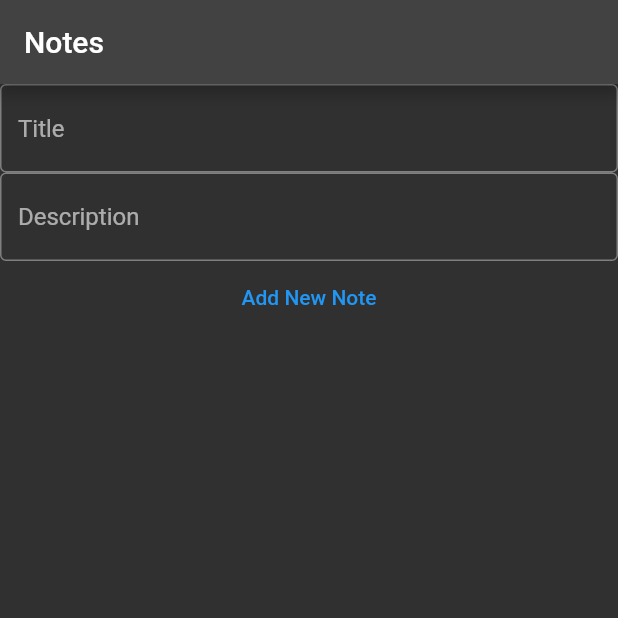
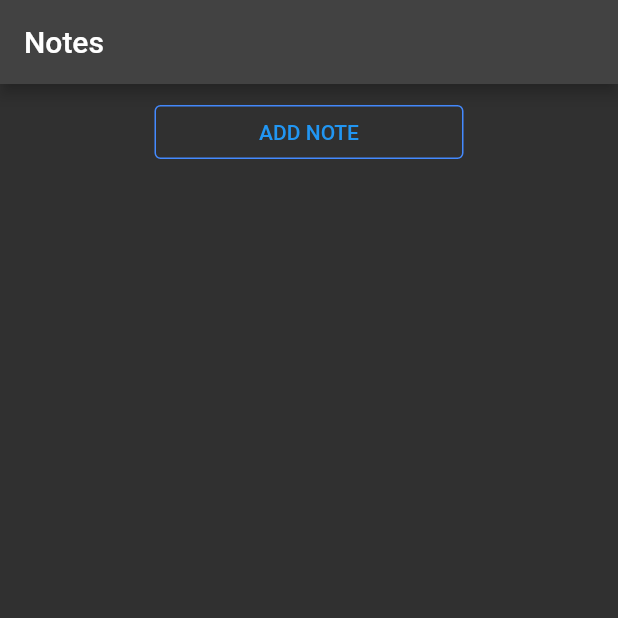
Before and after one commit to EmanuelFeij/todolistRiverpod2, a Flutter app: the screen it shows after launch, on a phone screen of 412 x 824 dp, the top half of it. Run offline on Flutter 3.47's test engine with Material 2 defaults, Android fonts, the phone set to English and light mode, and no system bars; our stand-ins replace hooks_riverpod.

Commit message:
Some styling and code cleaning TO DO

```diff
--- a/lib/extensions/extensions.dart
+++ /dev/null
@@ -1 +0,0 @@
-extension StringEmptyOrNot on String {}
--- a/lib/main.dart
+++ b/lib/main.dart
@@ -4,6 +4,8 @@ import 'package:todolist/models/note.dart';
 import 'package:todolist/state/note_state_notifier.dart';
 import 'package:todolist/widgets/my_form.dart';
 import 'package:todolist/widgets/note_widget.dart';
+
+import 'widgets/new_note_dialog.dart';
 
 void main() => runApp(const ProviderScope(child: MyApp()));
 
@@ -25,30 +27,56 @@ class HomePage extends ConsumerWidget {
   const HomePage({super.key});
   @override
   Widget build(BuildContext context, WidgetRef ref) {
-    return Scaffold(
-      appBar: AppBar(
-        title: Text("Notes"),
-      ),
-      body: Column(
-        children: [
-          Consumer(
+    final width = MediaQuery.of(context).size.width;
+    final height = MediaQuery.of(context).size.height;
+
+    var outlinedButton = Padding(
+      padding: const EdgeInsets.all(8.0),
+      child: SizedBox(
+        width: width * 0.5,
+        child: OutlinedButton(
+          style: OutlinedButton.styleFrom(
+              side: const BorderSide(color: Colors.blueAccent)),
+          onPressed: () => showDialog(
+            context: context,
+            builder: (_) {
+              return Consumer(
                 builder: (BuildContext context, WidgetRef ref, Widget? child) {
                   final notesAdder = ref.read(notesProvider.notifier).addNote;
                   return MyCustomForm(onSubmit: notesAdder);
                 },
+              );
+            },
           ),
-          Consumer(
-              builder: (BuildContext context, WidgetRef ref, Widget? child) {
+          child: const Text('ADD NOTE'),
+        ),
+      ),
+    );
+
+    var listConsumer =
+        Consumer(builder: (BuildContext context, WidgetRef ref, Widget? child) {
       final notes = ref.watch(notesProvider);
       return Expanded(
           child: ListView.builder(
               itemCount: notes.length,
               itemBuilder: (BuildContext context, int index) {
-                      return NoteWidget(
+                return Container(
+                  decoration: BoxDecoration(),
+                  child: NoteWidget(
                     note: notes[index],
+                  ),
                 );
               }));
-          }),
+    });
+
+    return Scaffold(
+      appBar: AppBar(
+        title: const Text("Notes"),
+      ),
+      body: Column(
+        children: [
+          outlinedButton,
+          listConsumer,
         ],
       ),
     );
--- a/lib/widgets/my_form.dart
+++ b/lib/widgets/my_form.dart
@@ -12,6 +12,9 @@ class _MyCustomFormState extends State<MyCustomForm> {
   final titleController = TextEditingController();
   final descriptionController = TextEditingController();
 
+  bool controllersNotEmpty() =>
+      titleController.text.isNotEmpty && descriptionController.text.isNotEmpty;
+
   @override
   void dispose() {
     titleController.dispose();
@@ -21,33 +24,63 @@ class _MyCustomFormState extends State<MyCustomForm> {
 
   @override
   Widget build(BuildContext context) {
-    final textTitle = TextField(
-      decoration: const InputDecoration(
-        border: OutlineInputBorder(),
-        hintText: "Title",
+    final textTitle = Padding(
+      padding: const EdgeInsets.only(top: 8.0, bottom: 8.0),
+      child: TextField(
+        decoration: decoration("Title"),
+        controller: titleController,
       ),
-      controller: titleController,
     );
-    final textDescription = TextField(
-        decoration: const InputDecoration(
-          border: OutlineInputBorder(),
-          hintText: "Description",
-        ),
-        controller: descriptionController);
 
-    final textButton = TextButton(
+    final textDescription = Padding(
+      padding: const EdgeInsets.only(top: 8.0, bottom: 8.0),
+      child: TextField(
+        decoration: decoration("Description"),
+        controller: descriptionController,
+      ),
+    );
+
+    final addButton = TextButton(
       onPressed: () {
-        if (titleController.text.isNotEmpty &&
-            descriptionController.text.isNotEmpty) {
+        if (controllersNotEmpty()) {
           widget.onSubmit(titleController.text, descriptionController.text);
           titleController.text = "";
           descriptionController.text = "";
+          Navigator.of(context).pop();
         }
       },
       child: const Text("Add New Note"),
     );
-    return Column(
-      children: [textTitle, textDescription, textButton],
+
+    final closeButton = TextButton(
+      onPressed: () {
+        Navigator.of(context).pop();
+      },
+      child: const Text(
+        "Close",
+        style: TextStyle(color: Colors.red),
+      ),
+    );
+
+    return AlertDialog(
+      title: Center(child: Text("ADDING A NOTE")),
+      actionsAlignment: MainAxisAlignment.center,
+      actions: [
+        closeButton,
+        addButton,
+      ],
+      content: Column(
+        mainAxisSize: MainAxisSize.min,
+        children: [
+          textTitle,
+          textDescription,
+        ],
+      ),
     );
   }
 }
+
+InputDecoration decoration(String hint) => InputDecoration(
+      border: const OutlineInputBorder(),
+      label: Text(hint),
+    );
--- a/lib/widgets/note_widget.dart
+++ b/lib/widgets/note_widget.dart
@@ -13,7 +13,7 @@ class NoteWidget extends StatelessWidget {
     return Consumer(
       builder: (BuildContext context, WidgetRef ref, Widget? child) {
         return Dismissible(
-          onDismissed: (directon) {
+          onDismissed: (direction) {
             final prov = ref.read(notesProvider.notifier);
             prov.removeNote(note);
           },
```
Also changed, not shown: lib/widgets/new_note_dialog.dart (added). Lines whose indentation alone changed are shown as unchanged.
